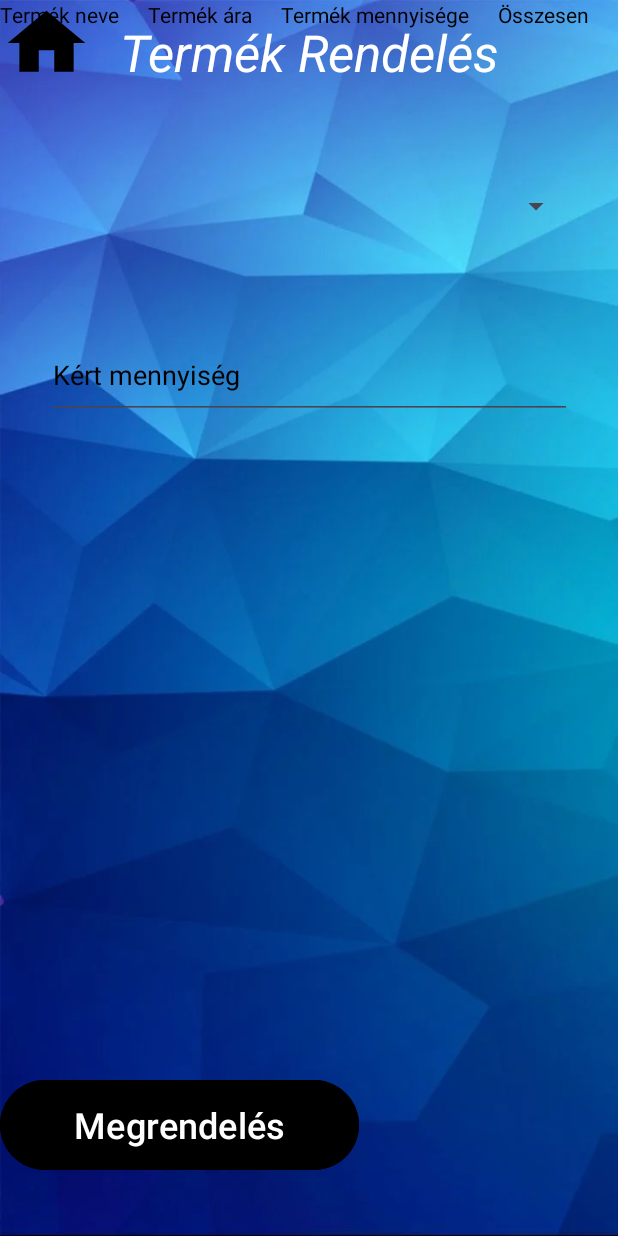
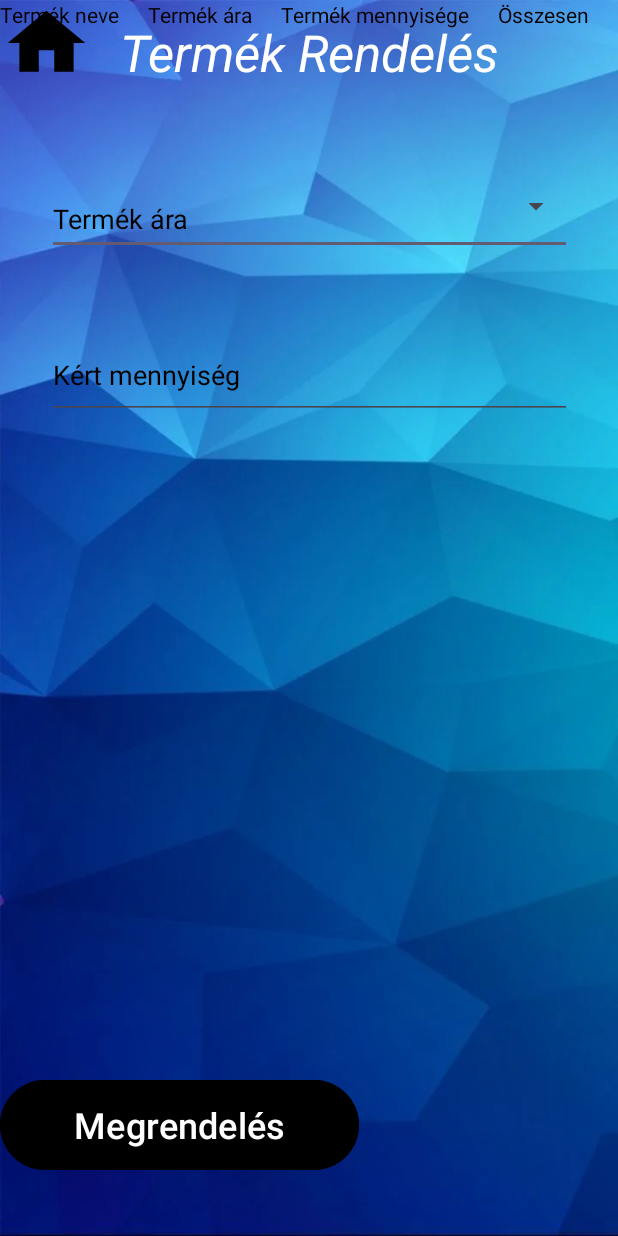
Before and after one commit to ropi0955/Android_Project, an Android app: the NewOrder screen opened directly, with no data from a screen before it, on a phone screen of 412 x 824 dp. Run offline under Robolectric (Android 15) with nearby library versions, the phone set to English and light mode, and no system bars.

Commit message:
frontend changes

```diff
--- a/app/src/main/res/layout/activity_new_order.xml
+++ b/app/src/main/res/layout/activity_new_order.xml
@@ -40,11 +40,15 @@
         android:id="@+id/ed2"
         android:layout_width="350dp"
         android:layout_height="wrap_content"
+        android:layout_marginTop="112dp"
+        android:layout_marginBottom="100dp"
         android:minHeight="48dp"
+        android:textColor="@color/black"
         android:text="Termék ára"
         app:layout_constraintBottom_toTopOf="@+id/tb1"
         app:layout_constraintEnd_toEndOf="@+id/ed3"
         app:layout_constraintStart_toStartOf="@+id/ed3"
+        app:layout_constraintTop_toBottomOf="@+id/ed3"
         tools:ignore="MissingConstraints" />
 
     <EditText
```
